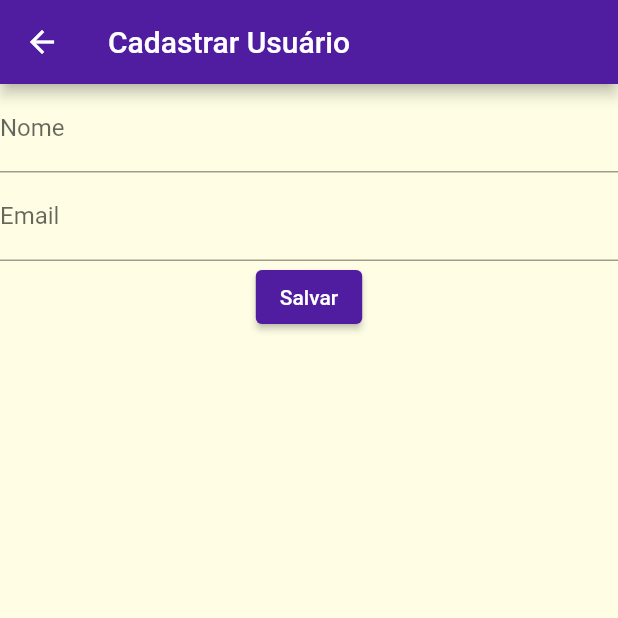
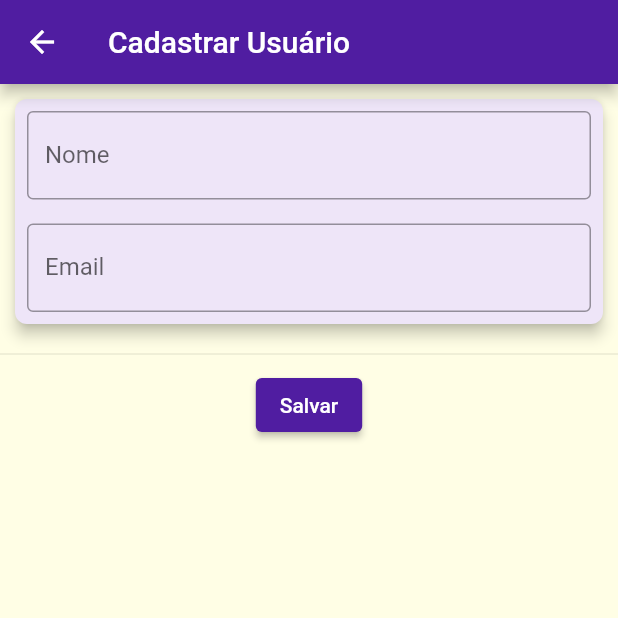
Before and after one commit to fernandocunhapereira/un1projeto, a Flutter app: the UsuarioCadastroScreen screen opened by its route, on a phone screen of 412 x 824 dp, the top half of it. Run offline on Flutter 3.47's test engine with Material 2 defaults, Android fonts, the phone set to English and light mode, and no system bars; Roboto replaces fonts that are missing (RobotoCondensed).

Commit message:
padronizacao do estilo das telas de cadastro

```diff
--- a/lib/screens/usuario_cadastro_screen.dart
+++ b/lib/screens/usuario_cadastro_screen.dart
@@ -22,17 +22,47 @@ class _UsuarioCadastroScreenState extends State<UsuarioCadastroScreen> {
       appBar: AppBar(
         title: Text('Cadastrar Usuário'),
       ),
-      body: Column(children: <Widget>[
-        TextField(
-          controller: _usuarioControllerNome,
-          decoration: InputDecoration(labelText: 'Nome'),
-        ),
-        TextField(
-          controller: _usuarioControllerEmail,
-          decoration: InputDecoration(labelText: 'Email'),
-        ),
-        ElevatedButton(onPressed: salvarUsuario, child: Text('Salvar'))
-      ]),
+      body: Column(
+        children: <Widget>[
+          Card(
+            shape:
+                RoundedRectangleBorder(borderRadius: BorderRadius.circular(8)),
+            elevation: 4,
+            margin: const EdgeInsets.all(10),
+            color: Color.fromARGB(255, 238, 229, 248),
+            child: Column(children: <Widget>[
+              Padding(
+                padding: const EdgeInsets.all(8.0),
+                child: TextField(
+                  controller: _usuarioControllerNome,
+                  decoration: InputDecoration(
+                    labelText: 'Nome',
+                    border: OutlineInputBorder(),
+                  ),
+                ),
+              ),
+              Padding(
+                padding: const EdgeInsets.all(8.0),
+                child: TextField(
+                  controller: _usuarioControllerEmail,
+                  decoration: InputDecoration(
+                    labelText: 'Email',
+                    border: OutlineInputBorder(),
+                  ),
+                ),
+              ),
+            ]),
+          ),
+          Divider(
+            height: 20,
+          ),
+          ElevatedButton(
+              onPressed: salvarUsuario,
+              child: Text(
+                'Salvar',
+              ))
+        ],
+      ),
     );
   }
 
```
Also changed, not shown: lib/screens/projeto_cadastro.dart (+42 -6 lines), lib/screens/tarefa_cadastro_screen.dart (+33 -2 lines).
